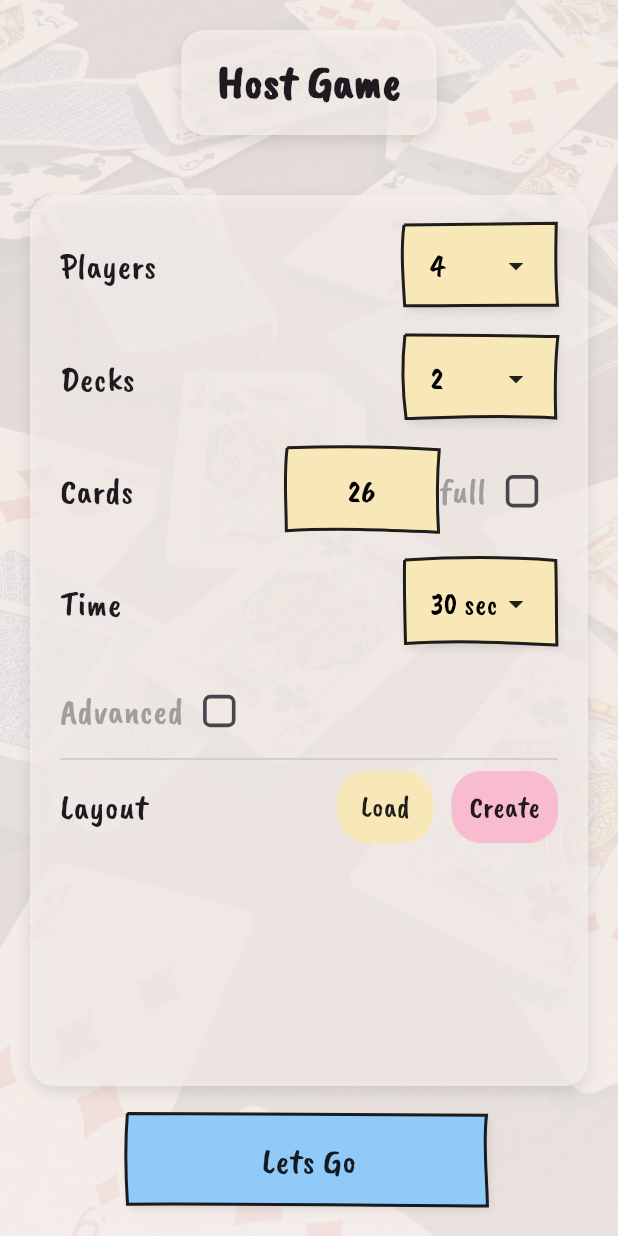
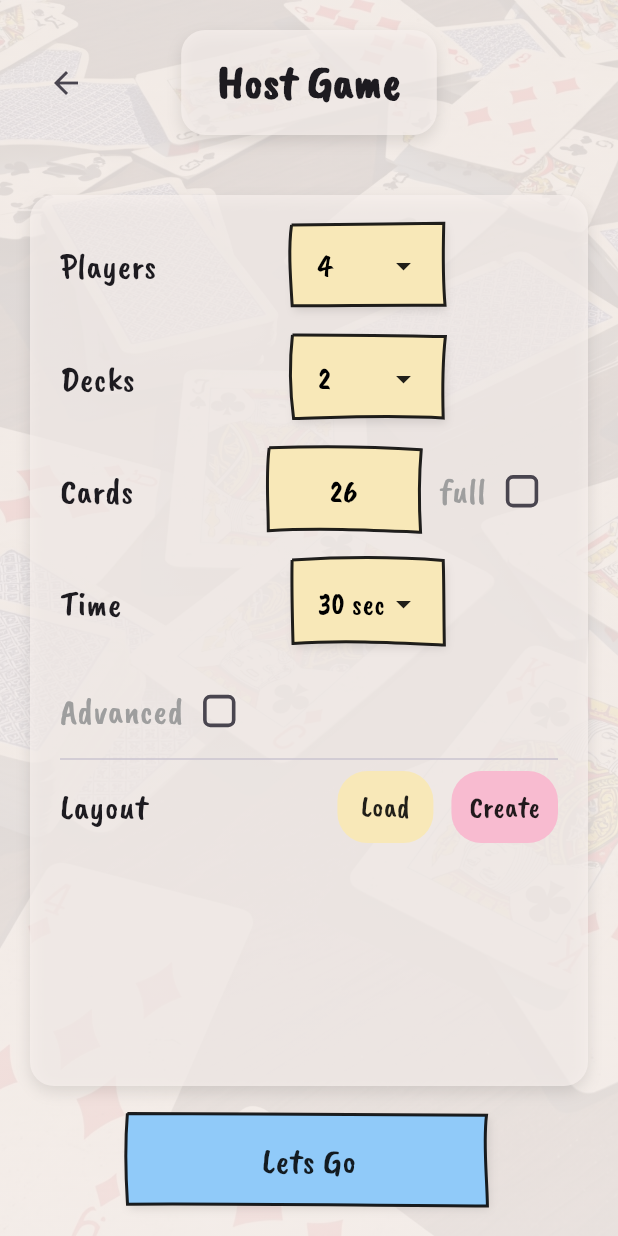
Before and after one commit to karthik24iyer/deckopia, a Flutter app: the HostGameScreen screen opened by its route, on a phone screen of 412 x 824 dp. Run offline on Flutter 3.47's test engine with Material 3 defaults, Android fonts, the phone set to English and light mode, and no system bars.

Commit message:
Refactored host_game & join_game

```diff
--- a/lib/page/host_game.dart
+++ b/lib/page/host_game.dart
@@ -148,7 +148,14 @@ class _HostGameScreenState extends State<HostGameScreen> {
   }
 
   Widget _buildTitle() {
-    return Container(
+    return Row(
+      children: [
+        IconButton(
+          icon: const Icon(Icons.arrow_back),
+          onPressed: () => Navigator.pop(context),
+        ),
+        const Spacer(),
+        Container(
           padding: const EdgeInsets.symmetric(horizontal: 24, vertical: 12),
           decoration: _containerDecoration(),
           child: Text(
@@ -159,6 +166,10 @@ class _HostGameScreenState extends State<HostGameScreen> {
               fontFamily: context.appConfig.theme.fonts.fontFamily,
             ),
           ),
+        ),
+        const Spacer(),
+        const SizedBox(width: 48),
+      ],
     );
   }
 
@@ -207,6 +218,8 @@ class _HostGameScreenState extends State<HostGameScreen> {
             child: Text(option.toString()),
           )).toList(),
         ),
+        // Add spacing to align with Cards input box position
+        SizedBox(width: 75), // Match width of 'full' text + scaled checkbox
       ],
     );
   }
@@ -219,6 +232,7 @@ class _HostGameScreenState extends State<HostGameScreen> {
             Text('Cards', style: _labelStyle()),
             const Spacer(),
             _buildCardsInput(),
+            const SizedBox(width: 12,),
             _buildFullDistributionCheckbox(),
           ],
         ),
@@ -235,7 +249,9 @@ class _HostGameScreenState extends State<HostGameScreen> {
         children: [
           CustomPaint(
             painter: SketchyButtonPainter(
-              context.config.colors.buttonColors.yellow,
+              _fullDistribution
+                  ? Colors.grey.shade300
+                  : context.config.colors.buttonColors.yellow,
               50,
               context.config.sketchyButton.noiseMagnitude,
               context.config.sketchyButton.curveNoiseMagnitude,
```
Also changed, not shown: lib/page/join_game.dart (+20 -6 lines). Lines whose indentation alone changed are shown as unchanged.
